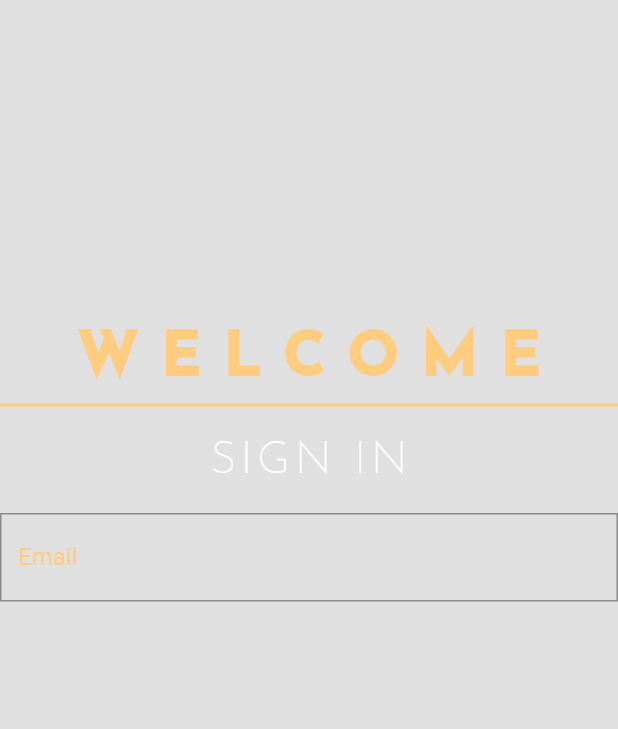
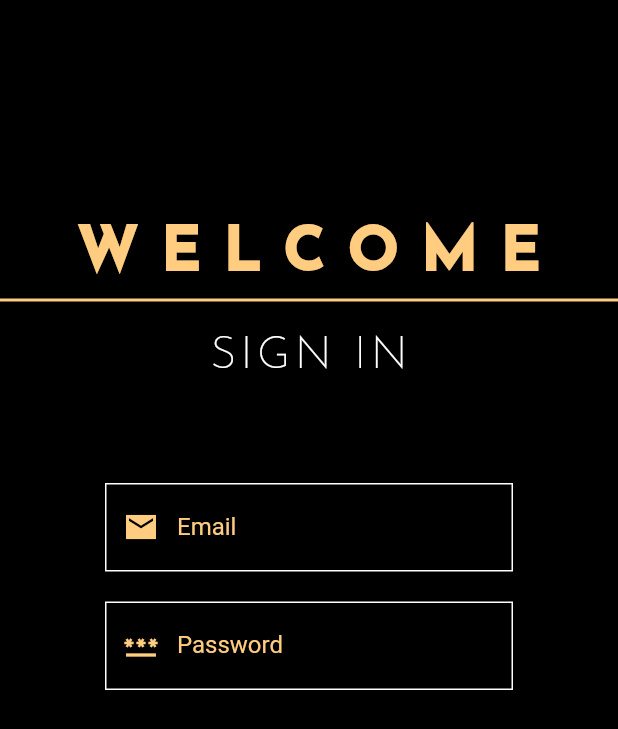
Before and after one commit to Balcetus/aub-pickusup, a Flutter app: the screen it shows after launch, on a phone screen of 412 x 824 dp. Shown: the top 729 px of the screen. Run offline on Flutter 3.47's test engine with Material 2 defaults, Android fonts, the phone set to English and light mode, and no system bars; project files that could hold a hidden picture were left out.

Commit message:
Added Text Fields for Email and Password

```diff
--- /dev/null
+++ b/lib/components/my_textfield.dart
@@ -0,0 +1,39 @@
+import 'package:flutter/material.dart';
+
+class MyTextField extends StatelessWidget {
+  final String labelText;
+  final bool obscureText;
+  final IconData? specIcon;
+  final controller;
+  final double topPadding;
+
+  const MyTextField({
+    super.key,
+    required this.obscureText,
+    required this.specIcon,
+    required this.controller,
+    required this.topPadding,
+    required this.labelText
+  });
+
+  @override
+  Widget build(BuildContext context) {
+    return Padding(
+      padding: EdgeInsets.fromLTRB(70, topPadding, 70, 0),
+      child: TextFormField(
+        controller: controller,
+        obscureText: obscureText,
+        decoration: InputDecoration(
+          enabledBorder: const OutlineInputBorder(
+            borderRadius: BorderRadius.all(Radius.zero),
+            borderSide: BorderSide(width: 1, color: Colors.white),
+          ),
+          labelText: labelText,
+          labelStyle: TextStyle(color: Colors.orange[200]),
+          prefixIcon: Icon(specIcon, color: Colors.orange[200]),
+        ),
+        style: const TextStyle(color: Colors.white),
+      ),
+    );
+  }
+}
--- a/lib/main.dart
+++ b/lib/main.dart
@@ -5,8 +5,7 @@ import 'pages/home.dart';
 void main() => runApp(MaterialApp(
   initialRoute: '/signin',
       routes: {
-        '/signin': (context) => const SignIn(),
+        '/signin': (context) => SignIn(),
         '/': (context) => const Home(),
-
       },
     ));
--- a/lib/pages/signin.dart
+++ b/lib/pages/signin.dart
@@ -1,27 +1,24 @@
+import 'package:aub_pickusup/components/my_textfield.dart';
 import 'package:flutter/material.dart';
-import 'package:flutter/src/widgets/framework.dart';
-import 'package:flutter/src/widgets/placeholder.dart';
 
-class SignIn extends StatefulWidget {
-  const SignIn({super.key});
+class SignIn extends StatelessWidget {
+  SignIn({super.key});
+
+  final emailController = TextEditingController();
+  final passwordController = TextEditingController();
 
   @override
-  State<SignIn> createState() => _SignInState();
-}
-
-class _SignInState extends State<SignIn> {
-  @override
   Widget build(BuildContext context) {
-    return SafeArea(
-      child: Scaffold(
-        backgroundColor: Colors.black12,
-        body: Column(
-          mainAxisAlignment: MainAxisAlignment.start,
-          crossAxisAlignment: CrossAxisAlignment.center,
+    return Scaffold(
+      backgroundColor: Colors.black,
+      body: SafeArea(
+        child: SingleChildScrollView(
+          child: Column(
             children: <Widget>[
-            Padding(
-              padding: const EdgeInsets.fromLTRB(0, 220.0, 0.0, 0.0),
-              child: Text(
+              const SizedBox(
+                height: 150,
+              ),
+              Text(
                 'WELCOME',
                 style: TextStyle(
                     fontSize: 40.0,
@@ -30,14 +27,13 @@ class _SignInState extends State<SignIn> {
                     color: Colors.orange[200],
                     fontFamily: 'JosefinSans'),
               ),
-            ),
               Divider(
                 height: 20.0,
                 thickness: 2,
                 color: Colors.orange[200],
               ),
-            Padding(
-              padding: const EdgeInsets.fromLTRB(0, 12.0, 0.0, 0.0),
+              const Padding(
+                padding: EdgeInsets.fromLTRB(0, 12.0, 0.0, 0.0),
                 child: Text(
                   'SIGN IN',
                   style: TextStyle(
@@ -48,24 +44,20 @@ class _SignInState extends State<SignIn> {
                       letterSpacing: 3.0),
                 ),
               ),
-            SizedBox(
-              height: 20,
+              MyTextField(
+                  obscureText: false,
+                  specIcon: Icons.email_sharp,
+                  controller: emailController,
+                  topPadding: 70,
+                  labelText: 'Email'),
+              MyTextField(
+                  obscureText: true,
+                  specIcon: Icons.password_sharp,
+                  controller: passwordController,
+                  topPadding: 20,
+                  labelText: 'Password'),
+            ],
           ),
-            Padding(
-              padding: const EdgeInsets.fromLTRB(0, 0, 0, 0),
-              child: TextFormField(
-                decoration: InputDecoration(
-                  border: const OutlineInputBorder(
-                      borderSide: BorderSide(color: Colors.amber),
-                      borderRadius: BorderRadius.all(Radius.zero)),
-                  labelText: 'Email',
-                  labelStyle: TextStyle(color: Colors.orange[200]),
-                  fillColor: Colors.amber[200],
-                ),
-                style: TextStyle(color: Colors.amber),
-              ),
-            ),
-          ],
         ),
       ),
     );
```
Lines whose indentation alone changed are shown as unchanged.
